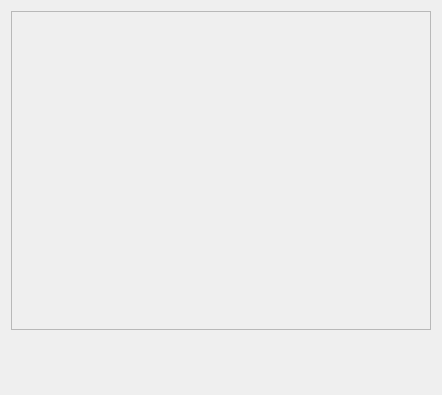
Qt form UI/media_player.ui (Fliishy/Qt_Media_Player) before a commit.
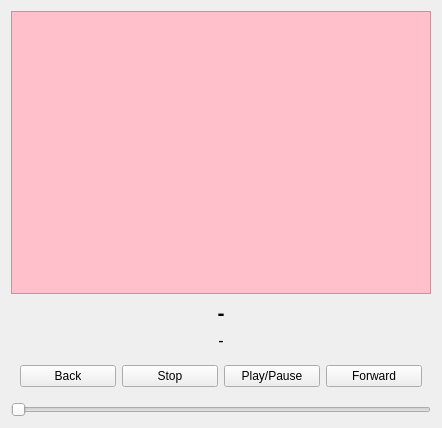
The same form after that commit.

Commit message: Added play/pause, stop, forward, back buttons. Added pink square as a placeholder visual

```diff
--- a/UI/media_player.ui
+++ b/UI/media_player.ui
@@ -7,7 +7,7 @@
     <x>0</x>
     <y>0</y>
     <width>442</width>
-    <height>395</height>
+    <height>428</height>
    </rect>
   </property>
   <property name="sizePolicy">
@@ -23,30 +23,68 @@
    <number>0</number>
   </property>
   <layout class="QGridLayout" name="gridLayout">
-   <item row="1" column="0">
-    <widget class="QLabel" name="lb_song_title">
+   <item row="3" column="0">
+    <widget class="QFrame" name="button_frame">
      <property name="sizePolicy">
       <sizepolicy hsizetype="Preferred" vsizetype="Fixed">
        <horstretch>0</horstretch>
        <verstretch>0</verstretch>
       </sizepolicy>
      </property>
-     <property name="font">
-      <font>
-       <pointsize>16</pointsize>
-       <bold>true</bold>
-      </font>
+     <property name="minimumSize">
+      <size>
+       <width>0</width>
+       <height>1</height>
+      </size>
      </property>
-     <property name="text">
-      <string/>
+     <property name="frameShape">
+      <enum>QFrame::NoFrame</enum>
      </property>
-     <property name="alignment">
-      <set>Qt::AlignCenter</set>
+     <property name="frameShadow">
+      <enum>QFrame::Plain</enum>
      </property>
+     <property name="lineWidth">
+      <number>1</number>
+     </property>
+     <layout class="QHBoxLayout" name="horizontalLayout">
+      <item>
+       <widget class="QPushButton" name="pb_back">
+        <property name="text">
+         <string>Back</string>
+        </property>
+       </widget>
+      </item>
+      <item>
+       <widget class="QPushButton" name="pb_stop">
+        <property name="text">
+         <string>Stop</string>
+        </property>
+       </widget>
+      </item>
+      <item>
+       <widget class="QPushButton" name="pb_play_pause">
+        <property name="text">
+         <string>Play/Pause</string>
+        </property>
+       </widget>
+      </item>
+      <item>
+       <widget class="QPushButton" name="pb_forward">
+        <property name="text">
+         <string>Forward</string>
+        </property>
+       </widget>
+      </item>
+     </layout>
     </widget>
    </item>
    <item row="0" column="0">
-    <widget class="QFrame" name="frame">
+    <widget class="QFrame" name="album_frame">
+     <property name="styleSheet">
+      <string notr="true">QFrame {
+	background-color: pink;
+}</string>
+     </property>
      <property name="frameShape">
       <enum>QFrame::StyledPanel</enum>
      </property>
@@ -55,6 +93,13 @@
      </property>
     </widget>
    </item>
+   <item row="4" column="0">
+    <widget class="QSlider" name="volume_slider">
+     <property name="orientation">
+      <enum>Qt::Horizontal</enum>
+     </property>
+    </widget>
+   </item>
    <item row="2" column="0">
     <widget class="QLabel" name="lb_song_time">
      <property name="sizePolicy">
@@ -69,7 +114,29 @@
       </font>
      </property>
      <property name="text">
-      <string/>
+      <string>-</string>
+     </property>
+     <property name="alignment">
+      <set>Qt::AlignCenter</set>
+     </property>
+    </widget>
+   </item>
+   <item row="1" column="0">
+    <widget class="QLabel" name="lb_song_title">
+     <property name="sizePolicy">
+      <sizepolicy hsizetype="Preferred" vsizetype="Fixed">
+       <horstretch>0</horstretch>
+       <verstretch>0</verstretch>
+      </sizepolicy>
+     </property>
+     <property name="font">
+      <font>
+       <pointsize>16</pointsize>
+       <bold>true</bold>
+      </font>
+     </property>
+     <property name="text">
+      <string>-</string>
      </property>
      <property name="alignment">
       <set>Qt::AlignCenter</set>
```
Left out of the diff: 6 changed lines with no effect on the pictures. The commit also changes 2 other files.
